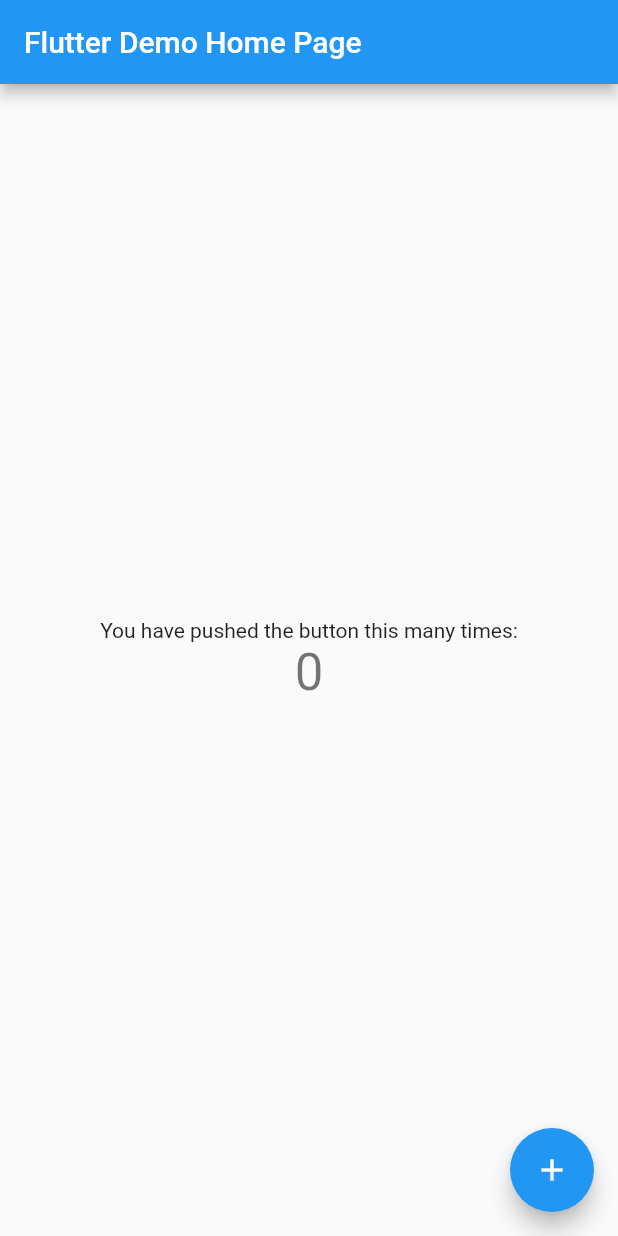
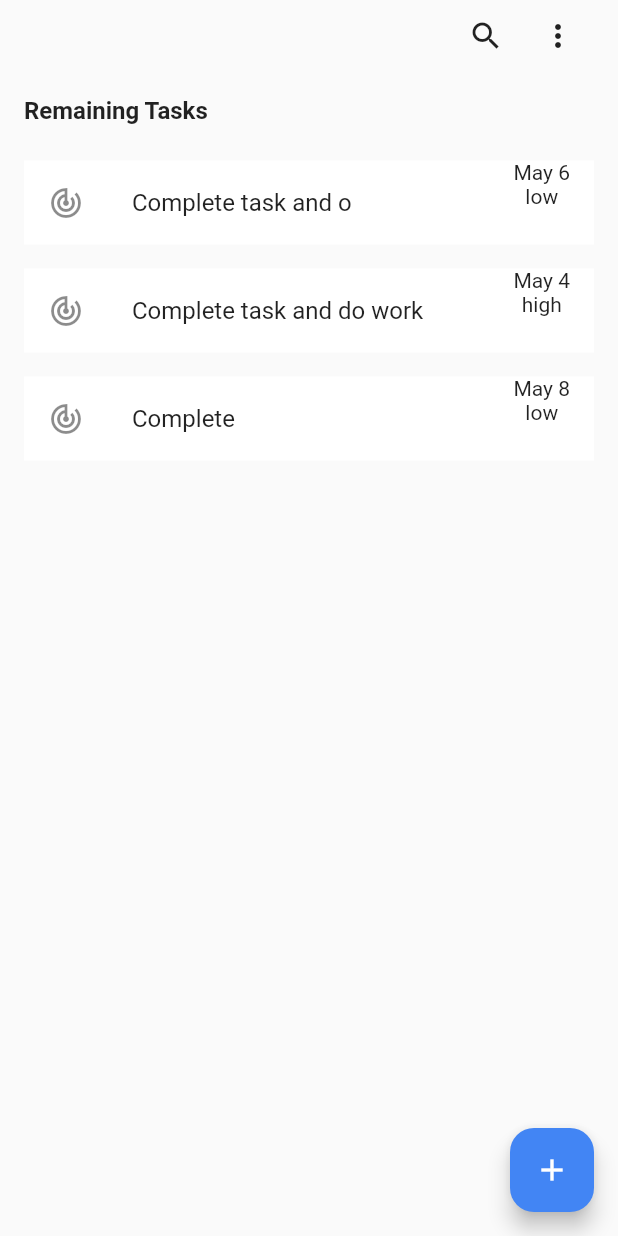
Before and after one commit to Yogesh070/TodoApp, a Flutter app: the screen it shows after launch, on a phone screen of 412 x 824 dp. Run offline on Flutter 3.47's test engine with Material 2 defaults, Android fonts, the phone set to English and light mode, and no system bars.

Commit message:
second comiit

```diff
--- /dev/null
+++ b/lib/components/task_list.dart
@@ -0,0 +1,47 @@
+import 'package:flutter/material.dart';
+
+class TaskLists extends StatelessWidget {
+  final List task = [
+    {
+      'title': 'Complete task and o',
+      'date': 'May 6',
+      'priority': 'low',
+    },
+    {
+      'title': 'Complete task and do work',
+      'date': 'May 4',
+      'priority': 'high',
+    },
+    {
+      'title': 'Complete',
+      'date': 'May 8',
+      'priority': 'low',
+    },
+  ];
+  @override
+  Widget build(BuildContext context) {
+    return ListView.builder(
+      itemCount: task.length,
+      itemBuilder: (context, index) {
+        return Padding(
+          padding: const EdgeInsets.symmetric(vertical: 8),
+          child: ClipRRect(
+            borderRadius: BorderRadius.circular(16),
+            child: ListTile(
+              minVerticalPadding: 16,
+              tileColor: Colors.white,
+              leading: Icon(Icons.track_changes),
+              title: Text(task[index]['title']),
+              trailing: Column(
+                children: [
+                  Text(task[index]['date']),
+                  Text(task[index]['priority'])
+                ],
+              ),
+            ),
+          ),
+        );
+      },
+    );
+  }
+}
--- a/lib/main.dart
+++ b/lib/main.dart
@@ -1,113 +1,21 @@
 import 'package:flutter/material.dart';
+import 'package:todoapp/screens/homescreen.dart';
 
-void main() {
-  runApp(MyApp());
-}
+void main() => runApp(Homepage());
 
-class MyApp extends StatelessWidget {
-  // This widget is the root of your application.
+class Homepage extends StatelessWidget {
   @override
   Widget build(BuildContext context) {
     return MaterialApp(
-      title: 'Flutter Demo',
+      debugShowCheckedModeBanner: false,
       theme: ThemeData(
-        // This is the theme of your application.
-        //
-        // Try running your application with "flutter run". You'll see the
-        // application has a blue toolbar. Then, without quitting the app, try
-        // changing the primarySwatch below to Colors.green and then invoke
-        // "hot reload" (press "r" in the console where you ran "flutter run",
-        // or simply save your changes to "hot reload" in a Flutter IDE).
-        // Notice that the counter didn't reset back to zero; the application
-        // is not restarted.
-        primarySwatch: Colors.blue,
+        backgroundColor: Color(0xffF3F3F3),
+        primaryColor: Color(0xff4285F4),
+        textTheme: TextTheme(
+          bodyText1: TextStyle(fontSize: 16, fontWeight: FontWeight.bold),
+        ),
       ),
-      home: MyHomePage(title: 'Flutter Demo Home Page'),
+      home: HomeScreen(),
     );
   }
 }
-
-class MyHomePage extends StatefulWidget {
-  MyHomePage({Key key, this.title}) : super(key: key);
-
-  // This widget is the home page of your application. It is stateful, meaning
-  // that it has a State object (defined below) that contains fields that affect
-  // how it looks.
-
-  // This class is the configuration for the state. It holds the values (in this
-  // case the title) provided by the parent (in this case the App widget) and
-  // used by the build method of the State. Fields in a Widget subclass are
-  // always marked "final".
-
-  final String title;
-
-  @override
-  _MyHomePageState createState() => _MyHomePageState();
-}
-
-class _MyHomePageState extends State<MyHomePage> {
-  int _counter = 0;
-
-  void _incrementCounter() {
-    setState(() {
-      // This call to setState tells the Flutter framework that something has
-      // changed in this State, which causes it to rerun the build method below
-      // so that the display can reflect the updated values. If we changed
-      // _counter without calling setState(), then the build method would not be
-      // called again, and so nothing would appear to happen.
-      _counter++;
-    });
-  }
-
-  @override
-  Widget build(BuildContext context) {
-    // This method is rerun every time setState is called, for instance as done
-    // by the _incrementCounter method above.
-    //
-    // The Flutter framework has been optimized to make rerunning build methods
-    // fast, so that you can just rebuild anything that needs updating rather
-    // than having to individually change instances of widgets.
-    return Scaffold(
-      appBar: AppBar(
-        // Here we take the value from the MyHomePage object that was created by
-        // the App.build method, and use it to set our appbar title.
-        title: Text(widget.title),
-      ),
-      body: Center(
-        // Center is a layout widget. It takes a single child and positions it
-        // in the middle of the parent.
-        child: Column(
-          // Column is also a layout widget. It takes a list of children and
-          // arranges them vertically. By default, it sizes itself to fit its
-          // children horizontally, and tries to be as tall as its parent.
-          //
-          // Invoke "debug painting" (press "p" in the console, choose the
-          // "Toggle Debug Paint" action from the Flutter Inspector in Android
-          // Studio, or the "Toggle Debug Paint" command in Visual Studio Code)
-          // to see the wireframe for each widget.
-          //
-          // Column has various properties to control how it sizes itself and
-          // how it positions its children. Here we use mainAxisAlignment to
-          // center the children vertically; the main axis here is the vertical
-          // axis because Columns are vertical (the cross axis would be
-          // horizontal).
-          mainAxisAlignment: MainAxisAlignment.center,
-          children: <Widget>[
-            Text(
-              'You have pushed the button this many times:',
-            ),
-            Text(
-              '$_counter',
-              style: Theme.of(context).textTheme.headline4,
-            ),
-          ],
-        ),
-      ),
-      floatingActionButton: FloatingActionButton(
-        onPressed: _incrementCounter,
-        tooltip: 'Increment',
-        child: Icon(Icons.add),
-      ), // This trailing comma makes auto-formatting nicer for build methods.
-    );
-  }
-}
--- /dev/null
+++ b/lib/screens/homescreen.dart
@@ -0,0 +1,75 @@
+import 'package:flutter/material.dart';
+import 'package:todoapp/components/task_list.dart';
+
+class HomeScreen extends StatelessWidget {
+  final GlobalKey<ScaffoldState> _drawerKey = new GlobalKey<ScaffoldState>();
+  @override
+  Widget build(BuildContext context) {
+    return SafeArea(
+      child: Scaffold(
+        key: _drawerKey,
+        body: Container(
+          margin: EdgeInsets.symmetric(horizontal: 16),
+          child: Column(
+            crossAxisAlignment: CrossAxisAlignment.start,
+            children: [
+              Row(
+                mainAxisAlignment: MainAxisAlignment.end,
+                children: [
+                  IconButton(
+                    icon: Icon(Icons.search),
+                    onPressed: () {
+                      _drawerKey.currentState.openDrawer();
+                    },
+                  ),
+                  IconButton(
+                    icon: Icon(Icons.more_vert),
+                    onPressed: () {},
+                  ),
+                ],
+              ),
+              Padding(
+                padding: const EdgeInsets.symmetric(vertical: 16),
+                child: Text(
+                  'Remaining Tasks',
+                  style: Theme.of(context).textTheme.bodyText1,
+                ),
+              ),
+              Expanded(
+                child: TaskLists(),
+              ),
+            ],
+          ),
+        ),
+        drawer: Drawer(
+          child: ListView(
+            children: [
+              DrawerHeader(
+                child: Text('data'),
+              ),
+              ListTile(
+                leading: Icon(Icons.track_changes),
+                title: Text('dfs'),
+                trailing: Column(
+                  mainAxisAlignment: MainAxisAlignment.spaceBetween,
+                  children: [Text('may 6'), Text('data')],
+                ),
+              ),
+            ],
+          ),
+        ),
+        floatingActionButton: FloatingActionButton(
+          shape: RoundedRectangleBorder(
+            borderRadius: BorderRadius.circular(16),
+          ),
+          backgroundColor: Theme.of(context).primaryColor,
+          child: Icon(
+            Icons.add,
+            color: Colors.white,
+          ),
+          onPressed: () {},
+        ),
+      ),
+    );
+  }
+}
```
Also changed, not shown: lib/controllers/taskController.dart (added), 1 other file.
